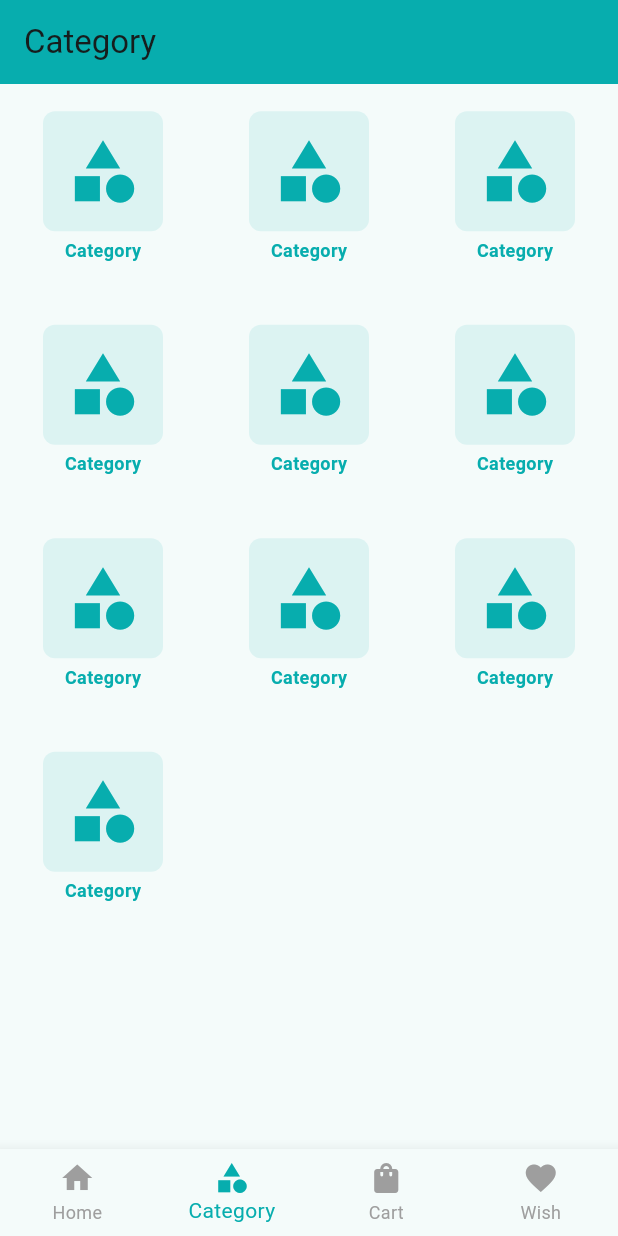
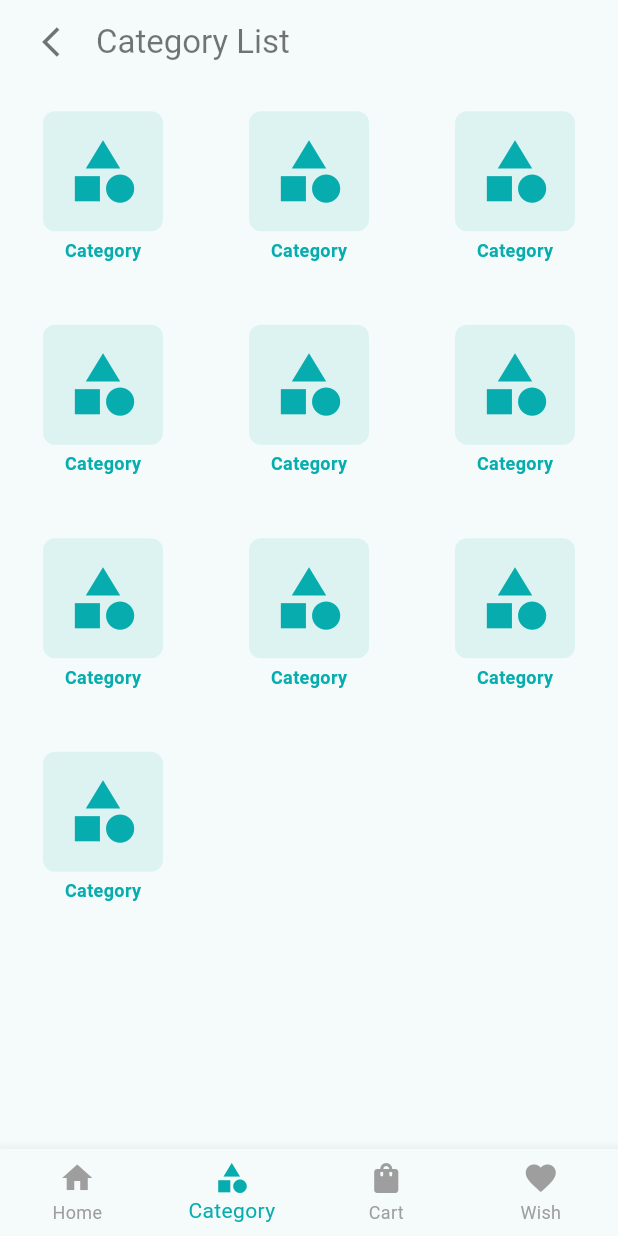
Before and after one commit to iArgho/crafty_bay_ecommerce_flutter, a Flutter app: the screen it shows after launch, item 2 of the bottom bar chosen, on a phone screen of 412 x 824 dp. Run offline on Flutter 3.47's test engine with Material 3 defaults, Android fonts, the phone set to English and light mode, and no system bars; our stand-ins replace carousel_slider, flutter_svg, get, pin_code_fields.

Commit message:
Minor Updates

```diff
--- a/lib/presentation/UI/screens/bottomnavscreen/bottom_category_screen.dart
+++ b/lib/presentation/UI/screens/bottomnavscreen/bottom_category_screen.dart
@@ -6,7 +6,24 @@ class BottomCategoryScreen extends StatelessWidget {
 
   @override
   Widget build(BuildContext context) {
-    return SizedBox(
+    return Scaffold(
+      appBar: AppBar(
+        title: Row(
+          children: [
+            IconButton(
+              icon: const Icon(Icons.arrow_back_ios, color: Colors.black54),
+              onPressed: () {},
+            ),
+            const Text(
+              'Category List',
+              style: TextStyle(
+                color: Colors.black54,
+              ),
+            ),
+          ],
+        ),
+      ),
+      body: SizedBox(
         height: double.infinity,
         child: GridView.builder(
           gridDelegate: const SliverGridDelegateWithFixedCrossAxisCount(
@@ -18,6 +35,7 @@ class BottomCategoryScreen extends StatelessWidget {
             return const CategoryCard();
           },
         ),
+      ),
     );
   }
 }
--- a/lib/presentation/UI/screens/main_bottom_nav_screen.dart
+++ b/lib/presentation/UI/screens/main_bottom_nav_screen.dart
@@ -31,12 +31,7 @@ class _MainBottomNavScreenState extends State<MainBottomNavScreen> {
   @override
   Widget build(BuildContext context) {
     return Scaffold(
-      appBar: _selectedIndex == 0
-          ? null // Hide AppBar for Home
-          : AppBar(
-              title: Text(_getAppBarTitle(_selectedIndex)),
-              backgroundColor: AppColor.primaryColor,
-            ),
+
       body: _widgetOptions[_selectedIndex],
       bottomNavigationBar: BottomNavigationBar(
         type: BottomNavigationBarType.fixed,
@@ -66,16 +61,4 @@ class _MainBottomNavScreenState extends State<MainBottomNavScreen> {
     );
   }
 
-  String _getAppBarTitle(int index) {
-    switch (index) {
-      case 1:
-        return 'Category';
-      case 2:
-        return 'Cart';
-      case 3:
-        return 'Wish List';
-      default:
-        return 'Crafty Bay';
-    }
-  }
 }
```
Lines whose indentation alone changed are shown as unchanged.
